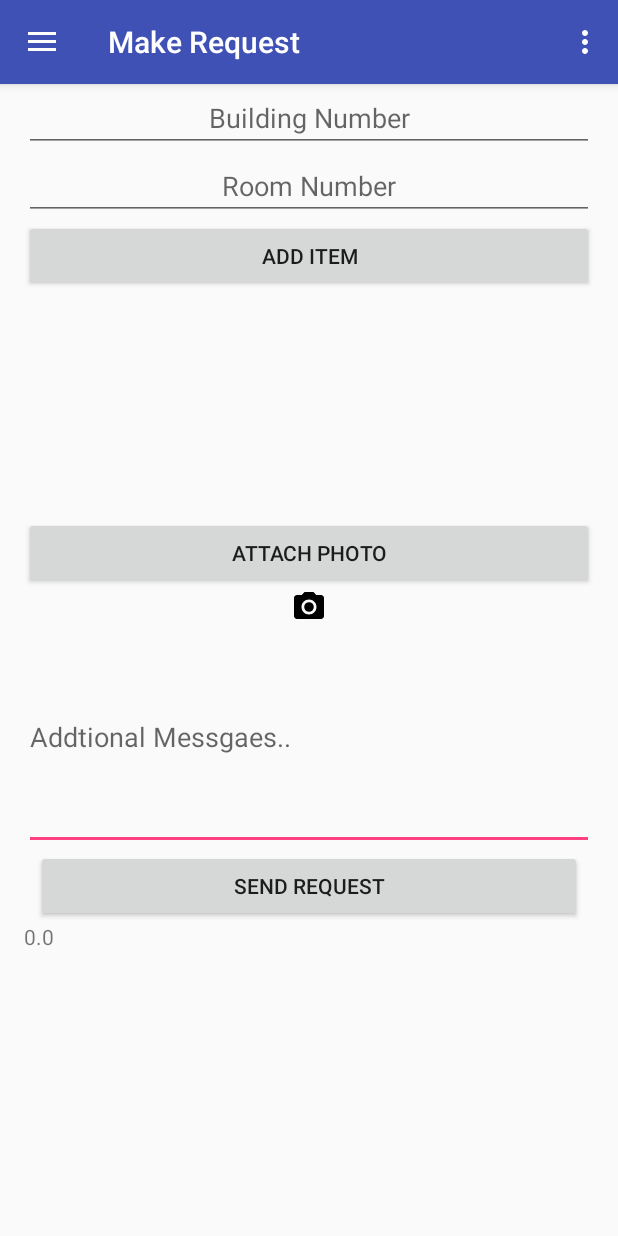
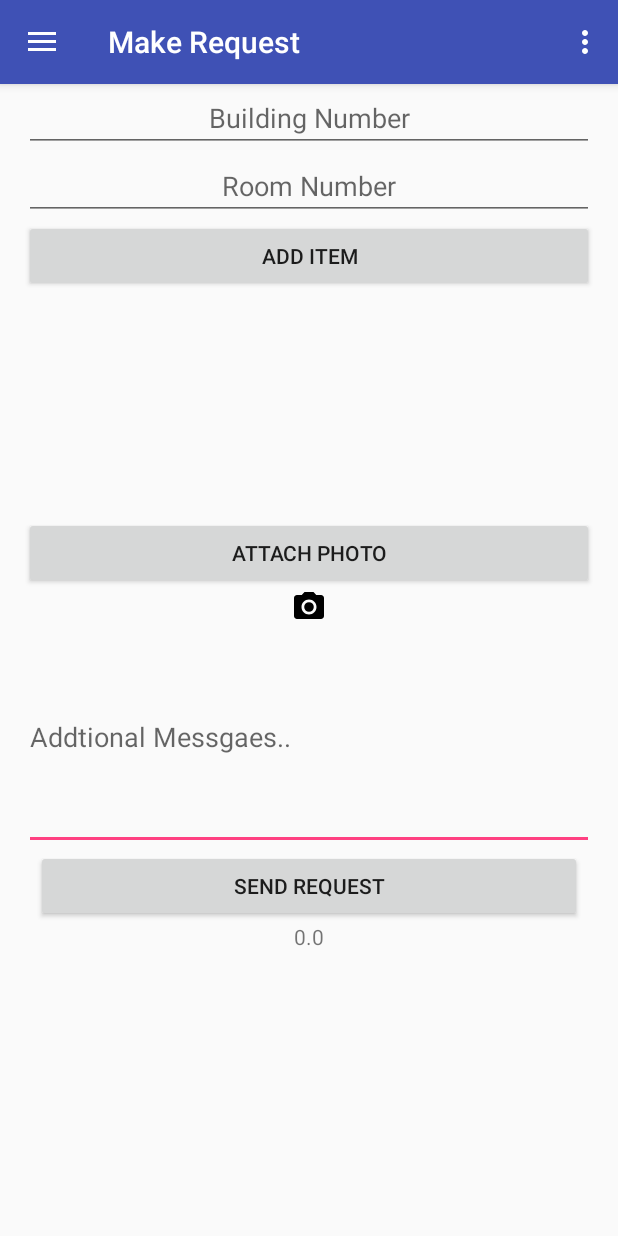
Before and after one commit to DexterHuang/RequestManagementProject, an Android app: the screen it shows after launch (MainActivity), on a phone screen of 412 x 824 dp. Run offline under Robolectric (Android 15) with nearby library versions, the phone set to English and light mode, and no system bars; our stand-ins replace Firebase (no records; nobody signed in at launch, a user with empty details on screens opened directly); pictures from the network do not load.

Commit message:
total price

```diff
--- a/app/src/main/java/com/dexter/requestmanagement/MakeRequestFragment.java
+++ b/app/src/main/java/com/dexter/requestmanagement/MakeRequestFragment.java
@@ -101,7 +101,7 @@ public class MakeRequestFragment extends Fragment {
     private Button addItemButton;
     private ListView itemListView;
     private ImageView photoImageView;
-
+    private TextView priceTextView;
 
     @Override
     public void onCreate(Bundle savedInstanceState) {
@@ -198,7 +198,7 @@ public class MakeRequestFragment extends Fragment {
         final ArrayAdapter<String> itemListArrayAdapter = new ArrayAdapter<String>(getContext(), android.R.layout.simple_list_item_1);
         itemListView.setAdapter(itemListArrayAdapter);
         photoImageView = (ImageView) v.findViewById(R.id.PhotoImageView);
-
+        priceTextView = (TextView) v.findViewById(R.id.PriceTextView);
         sendRequestButton.setOnClickListener(new View.OnClickListener() {
             @Override
             public void onClick(View v) {
@@ -251,6 +251,7 @@ public class MakeRequestFragment extends Fragment {
                         if (service != null){
                             itemListArrayAdapter.add(strName);
                             itemListArrayAdapter.notifyDataSetChanged();
+                            calculateTotal(itemListArrayAdapter);
 
                         }else{
                             Toast t = Toast.makeText(getContext(), "ITS BROKEN!", Toast.LENGTH_LONG);
@@ -274,6 +275,7 @@ public class MakeRequestFragment extends Fragment {
                     public void onClick(DialogInterface dialog, int which) {
                         itemListArrayAdapter.remove(item);
                         itemListArrayAdapter.notifyDataSetChanged();
+                        calculateTotal(itemListArrayAdapter);
 
                     }
                 });
@@ -309,9 +311,10 @@ public class MakeRequestFragment extends Fragment {
                 removeNames.add(name);
             }
         }
-        for(String name : removeNames){
+        for(String name : removeNames) {
             adapter.remove(name);
         }
+        priceTextView.setText(total + " SGD");
     }
     private void dispatchTakePictureIntent() {
         Intent takePictureIntent = new Intent(MediaStore.ACTION_IMAGE_CAPTURE);
--- a/app/src/main/res/layout/fragment_make_request.xml
+++ b/app/src/main/res/layout/fragment_make_request.xml
@@ -91,6 +91,7 @@
                 android:layout_width="match_parent"
                 android:layout_height="wrap_content"
                 android:text="0.0"
+                android:textAlignment="center"
                 tools:text="0.0" />
         </LinearLayout>
     </ScrollView>
```
